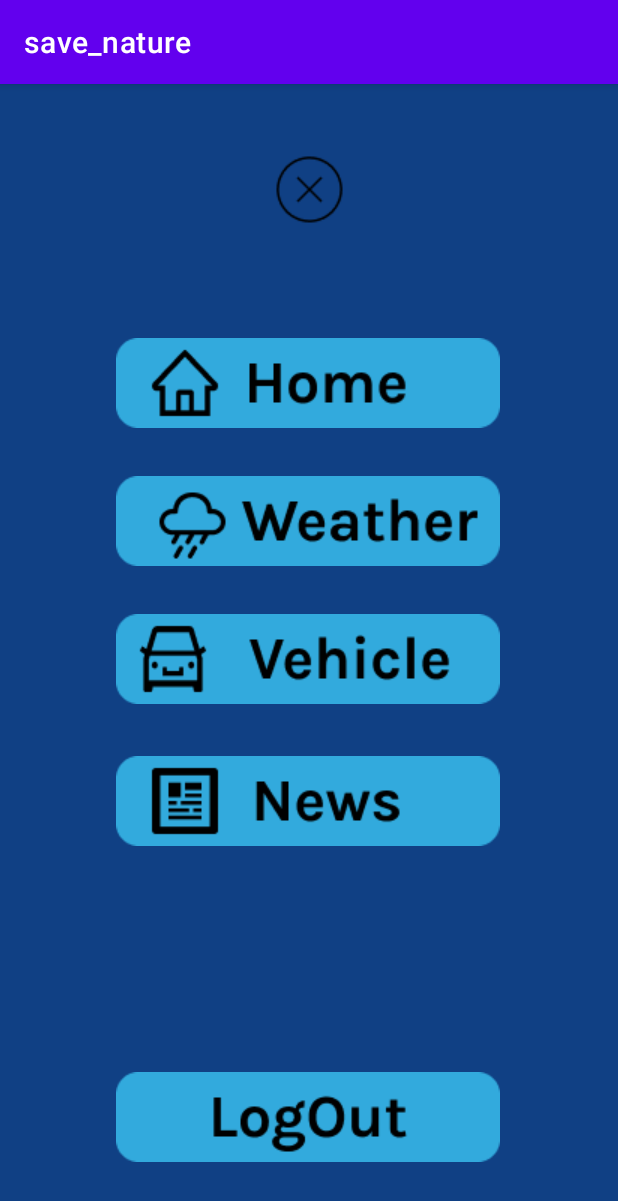
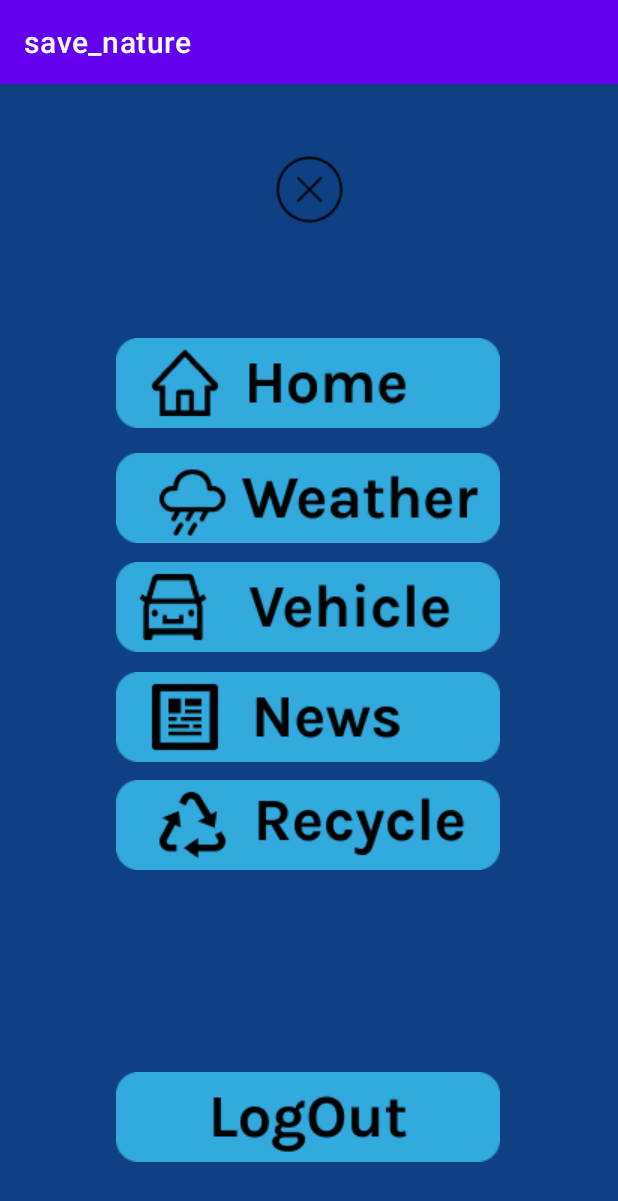
Before and after one commit to IT20002206/UEE, an Android app: the Burger_Menu screen opened directly, with no data from a screen before it, on a phone screen of 412 x 824 dp. Shown: the top 1201 px of the screen. Run offline under Robolectric (Android 15) with nearby library versions, the light colour scheme and no system bars.

Commit message:
burger Button prototyping

```diff
--- a/app/src/main/java/com/example/myapplication/Burger_Menu.java
+++ b/app/src/main/java/com/example/myapplication/Burger_Menu.java
@@ -10,6 +10,12 @@ import android.widget.ImageButton;
 public class Burger_Menu extends AppCompatActivity {
 
     ImageButton Burger_Close;
+    ImageButton Burger_Home;
+    ImageButton Burger_Weather;
+    ImageButton Burger_Vehicle;
+    ImageButton Burger_News;
+    ImageButton Burger_Recycle;
+    ImageButton Burger_LogOut;
 
     @Override
     protected void onCreate(Bundle savedInstanceState) {
@@ -25,5 +31,65 @@ public class Burger_Menu extends AppCompatActivity {
                 startActivity(intentLoadNewActivity);
             }
         });
+
+        Burger_Home = (ImageButton) findViewById(R.id.imageButton13);
+
+        Burger_Home.setOnClickListener(new View.OnClickListener() {
+            @Override
+            public void onClick(View view) {
+                Intent intentLoadNewActivity = new Intent(Burger_Menu.this, Weather.class);
+                startActivity(intentLoadNewActivity);
+            }
+        });
+
+        Burger_Weather = (ImageButton) findViewById(R.id.imageButton15);
+
+        Burger_Weather.setOnClickListener(new View.OnClickListener() {
+            @Override
+            public void onClick(View view) {
+                Intent intentLoadNewActivity = new Intent(Burger_Menu.this, Weather.class);
+                startActivity(intentLoadNewActivity);
+            }
+        });
+
+        Burger_Vehicle = (ImageButton) findViewById(R.id.imageButton16);
+
+        Burger_Vehicle.setOnClickListener(new View.OnClickListener() {
+            @Override
+            public void onClick(View view) {
+                Intent intentLoadNewActivity = new Intent(Burger_Menu.this, Vehicle.class);
+                startActivity(intentLoadNewActivity);
+            }
+        });
+
+        Burger_News = (ImageButton) findViewById(R.id.imageButton18);
+
+        Burger_News.setOnClickListener(new View.OnClickListener() {
+            @Override
+            public void onClick(View view) {
+                Intent intentLoadNewActivity = new Intent(Burger_Menu.this, News_home.class);
+                startActivity(intentLoadNewActivity);
+            }
+        });
+
+        Burger_Recycle = (ImageButton) findViewById(R.id.imageButton49);
+
+        Burger_Recycle.setOnClickListener(new View.OnClickListener() {
+            @Override
+            public void onClick(View view) {
+                Intent intentLoadNewActivity = new Intent(Burger_Menu.this, Recycle_First.class);
+                startActivity(intentLoadNewActivity);
+            }
+        });
+
+        Burger_LogOut = (ImageButton) findViewById(R.id.imageButton19);
+
+        Burger_LogOut.setOnClickListener(new View.OnClickListener() {
+            @Override
+            public void onClick(View view) {
+                Intent intentLoadNewActivity = new Intent(Burger_Menu.this, Login.class);
+                startActivity(intentLoadNewActivity);
+            }
+        });
     }
 }
--- a/app/src/main/res/layout/activity_burger_menu.xml
+++ b/app/src/main/res/layout/activity_burger_menu.xml
@@ -45,7 +45,7 @@
         app:layout_constraintHorizontal_bias="0.496"
         app:layout_constraintStart_toStartOf="parent"
         app:layout_constraintTop_toTopOf="parent"
-        app:layout_constraintVertical_bias="0.369"
+        app:layout_constraintVertical_bias="0.347"
         app:srcCompat="@drawable/weather" />
 
     <ImageButton
@@ -58,7 +58,7 @@
         app:layout_constraintHorizontal_bias="0.496"
         app:layout_constraintStart_toStartOf="parent"
         app:layout_constraintTop_toTopOf="parent"
-        app:layout_constraintVertical_bias="0.499"
+        app:layout_constraintVertical_bias="0.45"
         app:srcCompat="@drawable/vehicle" />
 
     <ImageButton
@@ -71,7 +71,7 @@
         app:layout_constraintHorizontal_bias="0.496"
         app:layout_constraintStart_toStartOf="parent"
         app:layout_constraintTop_toTopOf="parent"
-        app:layout_constraintVertical_bias="0.633"
+        app:layout_constraintVertical_bias="0.554"
         app:srcCompat="@drawable/news" />
 
     <ImageButton
@@ -88,4 +88,17 @@
         android:background="@null"
         />
 
+    <ImageButton
+        android:id="@+id/imageButton49"
+        android:layout_width="wrap_content"
+        android:layout_height="wrap_content"
+        android:background="@null"
+        app:layout_constraintBottom_toBottomOf="parent"
+        app:layout_constraintEnd_toEndOf="parent"
+        app:layout_constraintHorizontal_bias="0.496"
+        app:layout_constraintStart_toStartOf="parent"
+        app:layout_constraintTop_toTopOf="parent"
+        app:layout_constraintVertical_bias="0.655"
+        app:srcCompat="@drawable/recycle" />
+
 </androidx.constraintlayout.widget.ConstraintLayout>
```
Also changed, not shown: app/src/main/java/com/example/myapplication/Sign_Up.java (+26 -0 lines), app/src/main/res/layout/activity_sign_up.xml (+13 -15 lines), app/src/main/res/drawable/i_have.png (added), app/src/main/res/drawable/recycle.png (added).
